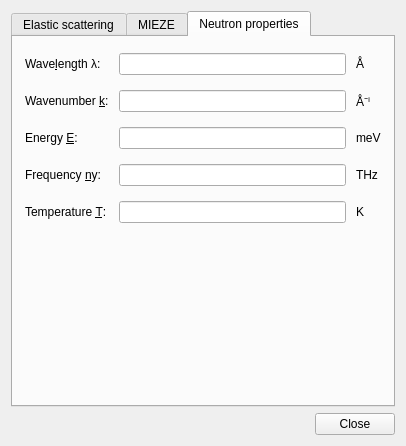
Above: lib/nicos/gui/tools/calculator.ui from mlz-ictrl/nicos before the change. Below: the same form after it.
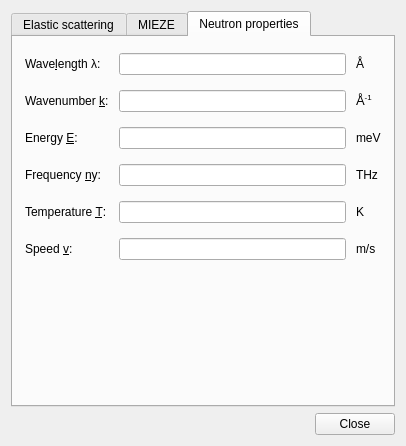
That is the form after the change. The open tabs and pages were chosen to show the change.

Commit message: gui calculator: add neutron speed

The edit to the form file:
```diff
--- a/lib/nicos/gui/tools/calculator.ui
+++ b/lib/nicos/gui/tools/calculator.ui
@@ -1707,7 +1707,11 @@
          <item row="1" column="2">
           <widget class="QLabel" name="label_10">
            <property name="text">
-            <string>Å⁻ⁱ</string>
+            <string>&lt;!DOCTYPE HTML PUBLIC &quot;-//W3C//DTD HTML 4.0//EN&quot; &quot;http://www.w3.org/TR/REC-html40/strict.dtd&quot;&gt;
+&lt;html&gt;&lt;head&gt;&lt;meta name=&quot;qrichtext&quot; content=&quot;1&quot; /&gt;&lt;style type=&quot;text/css&quot;&gt;
+p, li { white-space: pre-wrap; }
+&lt;/style&gt;&lt;/head&gt;&lt;body style=&quot; font-family:'Liberation Sans'; font-size:10pt; font-weight:400; font-style:normal;&quot;&gt;
+&lt;p style=&quot; margin-top:0px; margin-bottom:0px; margin-left:0px; margin-right:0px; -qt-block-indent:0; text-indent:0px;&quot;&gt;Å&lt;span style=&quot; vertical-align:super;&quot;&gt;-1&lt;/span&gt;&lt;/p&gt;&lt;/body&gt;&lt;/html&gt;</string>
            </property>
           </widget>
          </item>
@@ -1732,6 +1736,26 @@
            </property>
           </widget>
          </item>
+         <item row="5" column="0">
+          <widget class="QLabel" name="label_14">
+           <property name="text">
+            <string>Speed &amp;v:</string>
+           </property>
+           <property name="buddy">
+            <cstring>propV</cstring>
+           </property>
+          </widget>
+         </item>
+         <item row="5" column="2">
+          <widget class="QLabel" name="label_15">
+           <property name="text">
+            <string>m/s</string>
+           </property>
+          </widget>
+         </item>
+         <item row="5" column="1">
+          <widget class="QLineEdit" name="propV"/>
+         </item>
         </layout>
        </item>
        <item>
```
Left out of the diff: 3 changed lines with no effect on the pictures. The commit also changes 1 other file.
